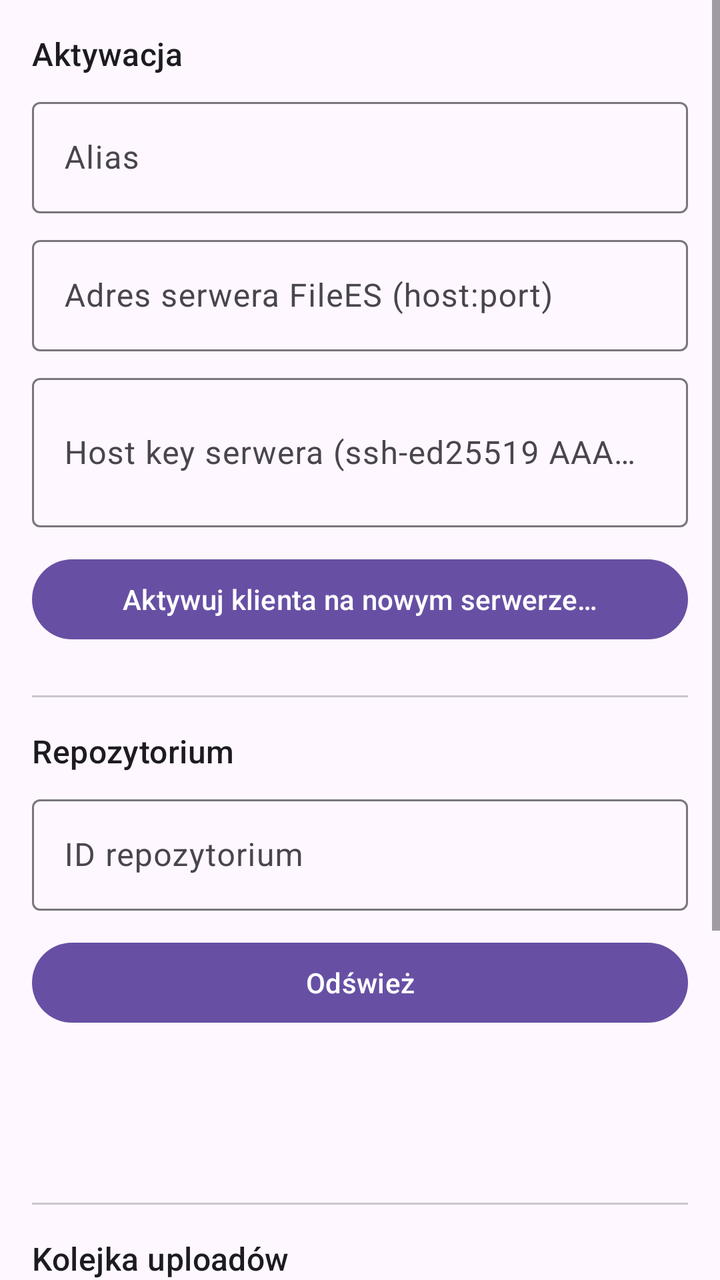
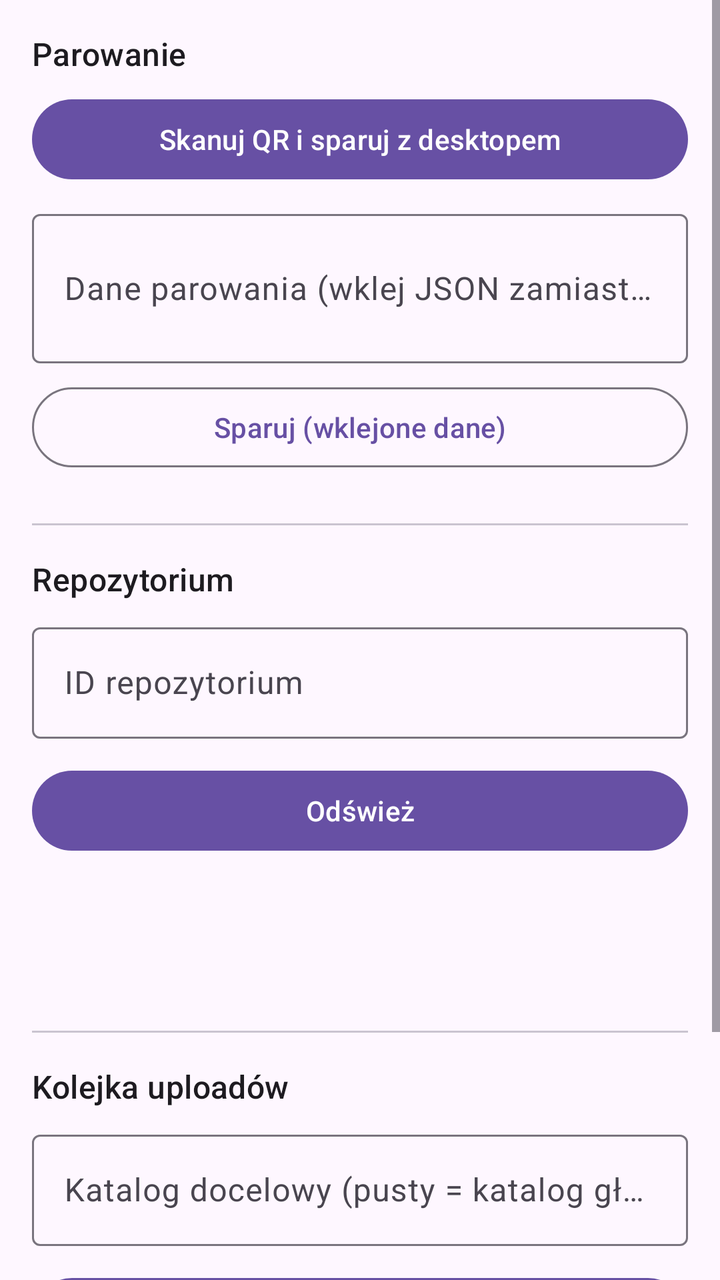

Compare the two renders of this Android layout. The source of the first and the diff that turns it into the second are given below.
<!-- AndroidManifest.xml: application theme Theme.Filees -->
<!-- res/layout/activity_main.xml -->
<?xml version="1.0" encoding="utf-8"?>
<ScrollView xmlns:android="http://schemas.android.com/apk/res/android"
    xmlns:app="http://schemas.android.com/apk/res-auto"
    android:layout_width="match_parent"
    android:layout_height="match_parent">

    <LinearLayout
        android:layout_width="match_parent"
        android:layout_height="wrap_content"
        android:orientation="vertical"
        android:padding="16dp">

        <TextView
            android:layout_width="wrap_content"
            android:layout_height="wrap_content"
            android:text="@string/section_activation"
            android:textAppearance="?attr/textAppearanceTitleMedium" />

        <com.google.android.material.textfield.TextInputLayout
            android:layout_width="match_parent"
            android:layout_height="wrap_content"
            android:layout_marginTop="8dp">

            <com.google.android.material.textfield.TextInputEditText
                android:id="@+id/editAlias"
                android:layout_width="match_parent"
                android:layout_height="wrap_content"
                android:hint="@string/hint_alias"
                android:inputType="text" />
        </com.google.android.material.textfield.TextInputLayout>

        <com.google.android.material.textfield.TextInputLayout
            android:layout_width="match_parent"
            android:layout_height="wrap_content"
            android:layout_marginTop="8dp">

            <com.google.android.material.textfield.TextInputEditText
                android:id="@+id/editAddress"
                android:layout_width="match_parent"
                android:layout_height="wrap_content"
                android:hint="@string/hint_address"
                android:inputType="textUri" />
        </com.google.android.material.textfield.TextInputLayout>

        <com.google.android.material.textfield.TextInputLayout
            android:layout_width="match_parent"
            android:layout_height="wrap_content"
            android:layout_marginTop="8dp">

            <com.google.android.material.textfield.TextInputEditText
                android:id="@+id/editHostKey"
                android:layout_width="match_parent"
                android:layout_height="wrap_content"
                android:hint="@string/hint_host_public_key"
                android:inputType="textMultiLine"
                android:minLines="2" />
        </com.google.android.material.textfield.TextInputLayout>

        <com.google.android.material.button.MaterialButton
            android:id="@+id/buttonActivate"
            android:layout_width="match_parent"
            android:layout_height="wrap_content"
            android:layout_marginTop="12dp"
            android:text="@string/action_activate" />

        <TextView
            android:id="@+id/labelDevicePublicKey"
            android:layout_width="wrap_content"
            android:layout_height="wrap_content"
            android:layout_marginTop="16dp"
            android:text="@string/label_device_public_key"
            android:visibility="gone" />

        <TextView
            android:id="@+id/textDevicePublicKey"
            android:layout_width="match_parent"
            android:layout_height="wrap_content"
            android:layout_marginTop="4dp"
            android:fontFamily="monospace"
            android:textIsSelectable="true"
            android:visibility="gone" />

        <View
            android:layout_width="match_parent"
            android:layout_height="1dp"
            android:layout_marginTop="24dp"
            android:layout_marginBottom="16dp"
            android:background="?attr/colorOutlineVariant" />

        <TextView
            android:layout_width="wrap_content"
            android:layout_height="wrap_content"
            android:text="@string/section_repository"
            android:textAppearance="?attr/textAppearanceTitleMedium" />

        <com.google.android.material.textfield.TextInputLayout
            android:layout_width="match_parent"
            android:layout_height="wrap_content"
            android:layout_marginTop="8dp">

            <com.google.android.material.textfield.TextInputEditText
                android:id="@+id/editRepoId"
                android:layout_width="match_parent"
                android:layout_height="wrap_content"
                android:hint="@string/hint_repo_id"
                android:inputType="text" />
        </com.google.android.material.textfield.TextInputLayout>

        <com.google.android.material.button.MaterialButton
            android:id="@+id/buttonRefresh"
            android:layout_width="match_parent"
            android:layout_height="wrap_content"
            android:layout_marginTop="12dp"
            android:text="@string/action_refresh" />

        <TextView
            android:id="@+id/textStatus"
            android:layout_width="match_parent"
            android:layout_height="wrap_content"
            android:layout_marginTop="16dp"
            android:textIsSelectable="true" />

        <TextView
            android:id="@+id/textManifest"
            android:layout_width="match_parent"
            android:layout_height="wrap_content"
            android:layout_marginTop="8dp"
            android:fontFamily="monospace"
            android:textIsSelectable="true" />

        <View
            android:layout_width="match_parent"
            android:layout_height="1dp"
            android:layout_marginTop="24dp"
            android:layout_marginBottom="16dp"
            android:background="?attr/colorOutlineVariant" />

        <TextView
            android:layout_width="wrap_content"
            android:layout_height="wrap_content"
            android:text="@string/section_uploads"
            android:textAppearance="?attr/textAppearanceTitleMedium" />

        <com.google.android.material.textfield.TextInputLayout
            android:layout_width="match_parent"
            android:layout_height="wrap_content"
            android:layout_marginTop="8dp">

            <com.google.android.material.textfield.TextInputEditText
                android:id="@+id/editParentPath"
                android:layout_width="match_parent"
                android:layout_height="wrap_content"
                android:hint="@string/hint_parent_path"
                android:inputType="text" />
        </com.google.android.material.textfield.TextInputLayout>

        <com.google.android.material.button.MaterialButton
            android:id="@+id/buttonPickFile"
            android:layout_width="match_parent"
            android:layout_height="wrap_content"
            android:layout_marginTop="12dp"
            android:text="@string/action_pick_file" />

        <com.google.android.material.button.MaterialButton
            android:id="@+id/buttonDrain"
            style="@style/Widget.Material3.Button.OutlinedButton"
            android:layout_width="match_parent"
            android:layout_height="wrap_content"
            android:layout_marginTop="8dp"
            android:text="@string/action_drain" />

        <TextView
            android:id="@+id/textUploadsEmpty"
            android:layout_width="match_parent"
            android:layout_height="wrap_content"
            android:layout_marginTop="12dp"
            android:text="@string/uploads_empty" />

        <androidx.recyclerview.widget.RecyclerView
            android:id="@+id/recyclerUploads"
            android:layout_width="match_parent"
            android:layout_height="wrap_content"
            android:layout_marginTop="8dp"
            android:nestedScrollingEnabled="false" />

    </LinearLayout>
</ScrollView>
<!-- resources referenced by this layout -->
<resources>
  <string name="action_activate">Aktywuj klienta na nowym serwerze…</string>
  <string name="action_drain">Wyślij kolejkę</string>
  <string name="action_pick_file">Wybierz plik do wysłania…</string>
  <string name="action_refresh">Odśwież</string>
  <string name="hint_address">Adres serwera FileES (host:port)</string>
  <string name="hint_alias">Alias</string>
  <string name="hint_host_public_key">Host key serwera (ssh-ed25519 AAAA…)</string>
  <string name="hint_parent_path">Katalog docelowy (pusty = katalog główny)</string>
  <string name="hint_repo_id">ID repozytorium</string>
  <string name="label_device_public_key">Klucz publiczny tego urządzenia (do zatwierdzenia po stronie serwera):</string>
  <string name="section_activation">Aktywacja</string>
  <string name="section_repository">Repozytorium</string>
  <string name="section_uploads">Kolejka uploadów</string>
  <string name="uploads_empty">Kolejka jest pusta.</string>
  <style name="Theme.Filees" parent="Theme.Material3.DayNight.NoActionBar" />
</resources>

<!-- the commit's change to res/layout/activity_main.xml (unified diff, before → after) -->
@@ -16,18 +16,12 @@
             android:text="@string/section_activation"
             android:textAppearance="?attr/textAppearanceTitleMedium" />
 
-        <com.google.android.material.textfield.TextInputLayout
+        <com.google.android.material.button.MaterialButton
+            android:id="@+id/buttonScanQr"
             android:layout_width="match_parent"
             android:layout_height="wrap_content"
-            android:layout_marginTop="8dp">
-
-            <com.google.android.material.textfield.TextInputEditText
-                android:id="@+id/editAlias"
-                android:layout_width="match_parent"
-                android:layout_height="wrap_content"
-                android:hint="@string/hint_alias"
-                android:inputType="text" />
-        </com.google.android.material.textfield.TextInputLayout>
+            android:layout_marginTop="8dp"
+            android:text="@string/action_scan_qr" />
 
         <com.google.android.material.textfield.TextInputLayout
             android:layout_width="match_parent"
@@ -35,33 +29,21 @@
             android:layout_marginTop="8dp">
 
             <com.google.android.material.textfield.TextInputEditText
-                android:id="@+id/editAddress"
+                android:id="@+id/editPairingPayload"
                 android:layout_width="match_parent"
                 android:layout_height="wrap_content"
-                android:hint="@string/hint_address"
-                android:inputType="textUri" />
-        </com.google.android.material.textfield.TextInputLayout>
-
-        <com.google.android.material.textfield.TextInputLayout
-            android:layout_width="match_parent"
-            android:layout_height="wrap_content"
-            android:layout_marginTop="8dp">
-
-            <com.google.android.material.textfield.TextInputEditText
-                android:id="@+id/editHostKey"
-                android:layout_width="match_parent"
-                android:layout_height="wrap_content"
-                android:hint="@string/hint_host_public_key"
+                android:hint="@string/hint_pairing_payload"
                 android:inputType="textMultiLine"
                 android:minLines="2" />
         </com.google.android.material.textfield.TextInputLayout>
 
         <com.google.android.material.button.MaterialButton
-            android:id="@+id/buttonActivate"
+            android:id="@+id/buttonPairPasted"
+            style="@style/Widget.Material3.Button.OutlinedButton"
             android:layout_width="match_parent"
             android:layout_height="wrap_content"
-            android:layout_marginTop="12dp"
-            android:text="@string/action_activate" />
+            android:layout_marginTop="8dp"
+            android:text="@string/action_pair_pasted" />
 
         <TextView
             android:id="@+id/labelDevicePublicKey"
<!-- resource entries referenced after the edit -->
@@ -1,16 +1,15 @@
 <!-- resources referenced by this layout -->
 <resources>
-  <string name="action_activate">Aktywuj klienta na nowym serwerze…</string>
   <string name="action_drain">Wyślij kolejkę</string>
+  <string name="action_pair_pasted">Sparuj (wklejone dane)</string>
   <string name="action_pick_file">Wybierz plik do wysłania…</string>
   <string name="action_refresh">Odśwież</string>
-  <string name="hint_address">Adres serwera FileES (host:port)</string>
-  <string name="hint_alias">Alias</string>
-  <string name="hint_host_public_key">Host key serwera (ssh-ed25519 AAAA…)</string>
+  <string name="action_scan_qr">Skanuj QR i sparuj z desktopem</string>
+  <string name="hint_pairing_payload">Dane parowania (wklej JSON zamiast skanować QR)</string>
   <string name="hint_parent_path">Katalog docelowy (pusty = katalog główny)</string>
   <string name="hint_repo_id">ID repozytorium</string>
-  <string name="label_device_public_key">Klucz publiczny tego urządzenia (do zatwierdzenia po stronie serwera):</string>
-  <string name="section_activation">Aktywacja</string>
+  <string name="label_device_public_key">Klucz publiczny tego urządzenia:</string>
+  <string name="section_activation">Parowanie</string>
   <string name="section_repository">Repozytorium</string>
   <string name="section_uploads">Kolejka uploadów</string>
   <string name="uploads_empty">Kolejka jest pusta.</string>
